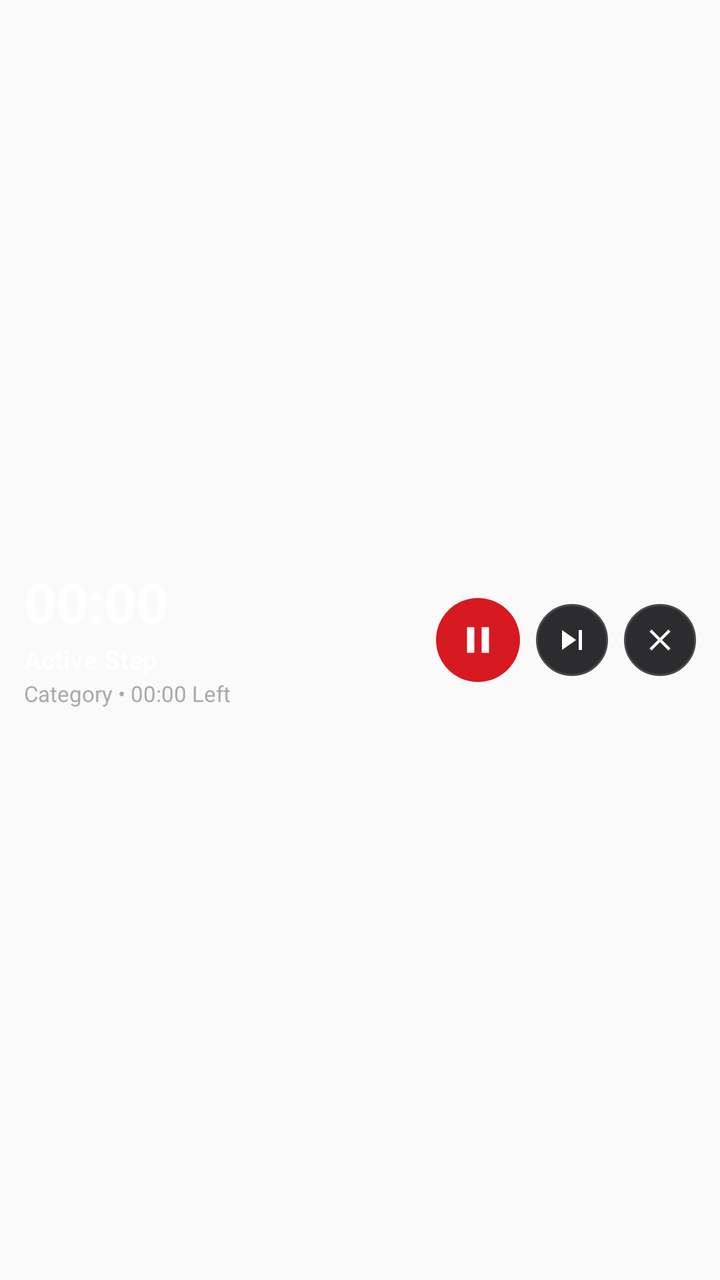
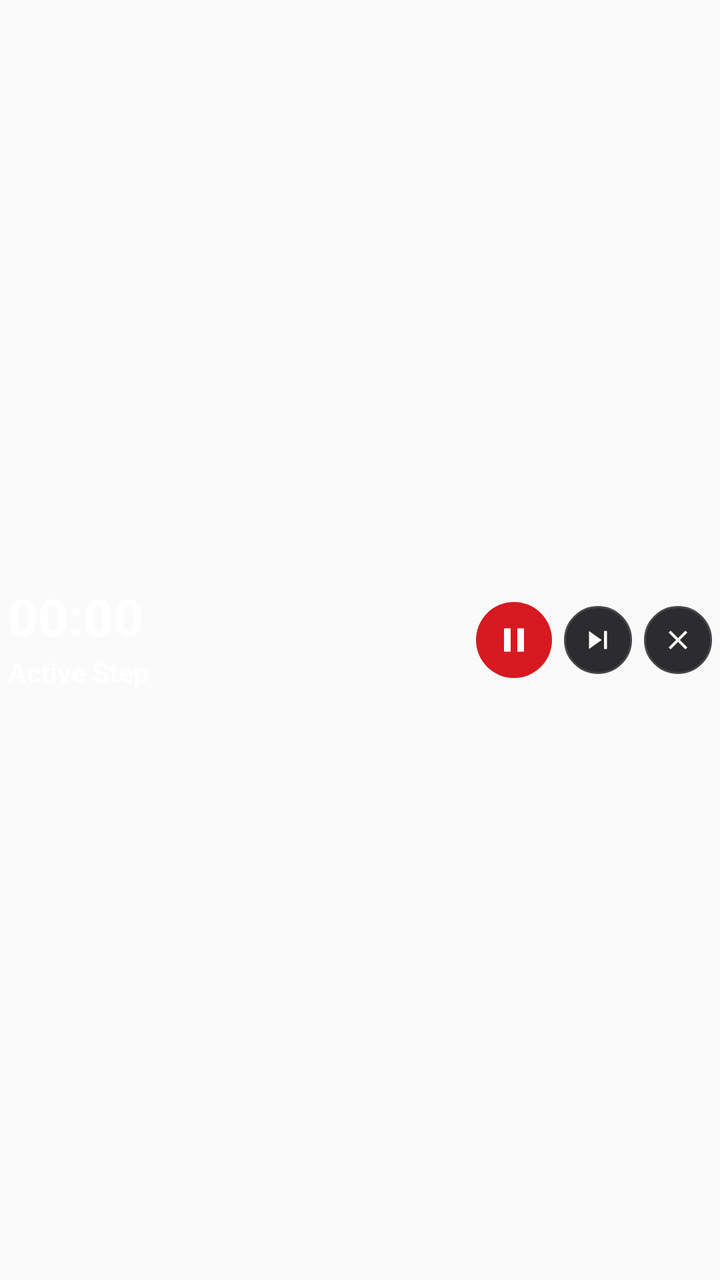

Two renders of the same Android screen: before a commit and after it. Below are the layout's source before the change and the commit's diff.
<!-- AndroidManifest.xml: application theme Theme.RoutineForge -->
<!-- res/layout/notification_timer_layout.xml -->
<?xml version="1.0" encoding="utf-8"?>
<RelativeLayout xmlns:android="http://schemas.android.com/apk/res/android"
    android:id="@+id/notif_root_layout"
    android:layout_width="match_parent"
    android:layout_height="wrap_content"
    android:paddingStart="12dp"
    android:paddingEnd="12dp"
    android:paddingTop="8dp"
    android:paddingBottom="8dp">

    
    <LinearLayout
        android:id="@+id/notif_controls"
        android:layout_width="wrap_content"
        android:layout_height="wrap_content"
        android:layout_alignParentEnd="true"
        android:layout_centerVertical="true"
        android:layout_marginStart="8dp"
        android:orientation="horizontal"
        android:gravity="center_vertical">

        
        <ImageView
            android:id="@+id/notif_btn_play_pause"
            android:layout_width="42dp"
            android:layout_height="42dp"
            android:background="@drawable/bg_notif_circle_red"
            android:src="@drawable/ic_notif_pause"
            android:scaleType="centerInside"
            android:padding="10dp"
            android:clickable="true"
            android:focusable="true"
            android:contentDescription="Play/Pause" />

        
        <ImageView
            android:id="@+id/notif_btn_next"
            android:layout_width="36dp"
            android:layout_height="36dp"
            android:layout_marginStart="8dp"
            android:background="@drawable/bg_notif_circle_dark"
            android:src="@drawable/ic_notif_next"
            android:scaleType="centerInside"
            android:padding="8dp"
            android:clickable="true"
            android:focusable="true"
            android:contentDescription="Next Step" />

        
        <ImageView
            android:id="@+id/notif_btn_stop"
            android:layout_width="36dp"
            android:layout_height="36dp"
            android:layout_marginStart="8dp"
            android:background="@drawable/bg_notif_circle_dark"
            android:src="@drawable/ic_notif_close"
            android:scaleType="centerInside"
            android:padding="9dp"
            android:clickable="true"
            android:focusable="true"
            android:contentDescription="Stop Routine" />
    </LinearLayout>

    
    <LinearLayout
        android:id="@+id/notif_info_container"
        android:layout_width="match_parent"
        android:layout_height="wrap_content"
        android:layout_alignParentStart="true"
        android:layout_toStartOf="@id/notif_controls"
        android:layout_centerVertical="true"
        android:orientation="vertical">

        
        <TextView
            android:id="@+id/notif_timer_text"
            android:layout_width="match_parent"
            android:layout_height="wrap_content"
            android:text="00:00"
            android:textSize="28sp"
            android:textStyle="bold"
            android:textColor="#FFFFFFFF"
            android:fontFamily="sans-serif-medium"
            android:singleLine="true"
            android:includeFontPadding="false" />

        
        <TextView
            android:id="@+id/notif_subtask_title"
            android:layout_width="match_parent"
            android:layout_height="wrap_content"
            android:text="Active Step"
            android:textSize="13sp"
            android:textStyle="bold"
            android:textColor="#FFFFFFFF"
            android:singleLine="true"
            android:ellipsize="end"
            android:layout_marginTop="2dp" />

        
        <TextView
            android:id="@+id/notif_category_info"
            android:layout_width="match_parent"
            android:layout_height="wrap_content"
            android:text="Category • 00:00 Left"
            android:textSize="11sp"
            android:textColor="#FFAAAAAA"
            android:singleLine="true"
            android:ellipsize="end"
            android:layout_marginTop="1dp" />
    </LinearLayout>

</RelativeLayout>
<!-- resources referenced by this layout -->
<resources>
  <!-- drawable bg_notif_circle_dark (drawable) -->
  <?xml version="1.0" encoding="utf-8"?>
  <shape xmlns:android="http://schemas.android.com/apk/res/android"
      android:shape="oval">
      <solid android:color="#2C2C2E" />
      <stroke
          android:width="1dp"
          android:color="#48484A" />
  </shape>
  <!-- drawable bg_notif_circle_red (drawable) -->
  <?xml version="1.0" encoding="utf-8"?>
  <shape xmlns:android="http://schemas.android.com/apk/res/android"
      android:shape="oval">
      <solid android:color="#D71921" />
  </shape>
  <!-- drawable ic_notif_close (drawable) -->
  <vector xmlns:android="http://schemas.android.com/apk/res/android"
      android:width="24dp"
      android:height="24dp"
      android:viewportWidth="24"
      android:viewportHeight="24">
      <path
          android:fillColor="#FFFFFFFF"
          android:pathData="M19,6.41L17.59,5 12,10.59 6.41,5 5,6.41 10.59,12 5,17.59 6.41,19 12,13.41 17.59,19 19,17.59 13.41,12z" />
  </vector>
  <!-- drawable ic_notif_next (drawable) -->
  <vector xmlns:android="http://schemas.android.com/apk/res/android"
      android:width="24dp"
      android:height="24dp"
      android:viewportWidth="24"
      android:viewportHeight="24">
      <path
          android:fillColor="#FFFFFFFF"
          android:pathData="M6,18l8.5,-6L6,6v12zM16,6v12h2V6h-2z" />
  </vector>
  <!-- drawable ic_notif_pause (drawable) -->
  <vector xmlns:android="http://schemas.android.com/apk/res/android"
      android:width="24dp"
      android:height="24dp"
      android:viewportWidth="24"
      android:viewportHeight="24">
      <path
          android:fillColor="#FFFFFFFF"
          android:pathData="M6,19h4V5H6v14zm8,-14v14h4V5h-4z" />
  </vector>
  <style name="Theme.RoutineForge" parent="android:Theme.Material.Light.NoActionBar" />
</resources>

<!-- the commit's change to res/layout/notification_timer_layout.xml (unified diff, before → after) -->
@@ -3,10 +3,10 @@
     android:id="@+id/notif_root_layout"
     android:layout_width="match_parent"
     android:layout_height="wrap_content"
-    android:paddingStart="12dp"
-    android:paddingEnd="12dp"
-    android:paddingTop="8dp"
-    android:paddingBottom="8dp">
+    android:paddingStart="4dp"
+    android:paddingEnd="4dp"
+    android:paddingTop="6dp"
+    android:paddingBottom="6dp">
 
     
     <LinearLayout
@@ -15,19 +15,19 @@
         android:layout_height="wrap_content"
         android:layout_alignParentEnd="true"
         android:layout_centerVertical="true"
-        android:layout_marginStart="8dp"
+        android:layout_marginStart="6dp"
         android:orientation="horizontal"
         android:gravity="center_vertical">
 
         
         <ImageView
             android:id="@+id/notif_btn_play_pause"
-            android:layout_width="42dp"
-            android:layout_height="42dp"
+            android:layout_width="38dp"
+            android:layout_height="38dp"
             android:background="@drawable/bg_notif_circle_red"
             android:src="@drawable/ic_notif_pause"
             android:scaleType="centerInside"
-            android:padding="10dp"
+            android:padding="9dp"
             android:clickable="true"
             android:focusable="true"
             android:contentDescription="Play/Pause" />
@@ -35,9 +35,9 @@
         
         <ImageView
             android:id="@+id/notif_btn_next"
-            android:layout_width="36dp"
-            android:layout_height="36dp"
-            android:layout_marginStart="8dp"
+            android:layout_width="34dp"
+            android:layout_height="34dp"
+            android:layout_marginStart="6dp"
             android:background="@drawable/bg_notif_circle_dark"
             android:src="@drawable/ic_notif_next"
             android:scaleType="centerInside"
@@ -49,9 +49,9 @@
         
         <ImageView
             android:id="@+id/notif_btn_stop"
-            android:layout_width="36dp"
-            android:layout_height="36dp"
-            android:layout_marginStart="8dp"
+            android:layout_width="34dp"
+            android:layout_height="34dp"
+            android:layout_marginStart="6dp"
             android:background="@drawable/bg_notif_circle_dark"
             android:src="@drawable/ic_notif_close"
             android:scaleType="centerInside"
@@ -77,11 +77,12 @@
             android:layout_width="match_parent"
             android:layout_height="wrap_content"
             android:text="00:00"
-            android:textSize="28sp"
+            android:textSize="26sp"
             android:textStyle="bold"
             android:textColor="#FFFFFFFF"
             android:fontFamily="sans-serif-medium"
             android:singleLine="true"
+            android:ellipsize="none"
             android:includeFontPadding="false" />
 
         
@@ -90,24 +91,12 @@
             android:layout_width="match_parent"
             android:layout_height="wrap_content"
             android:text="Active Step"
-            android:textSize="13sp"
+            android:textSize="13.5sp"
             android:textStyle="bold"
-            android:textColor="#FFFFFFFF"
+            android:textColor="#EEFFFFFF"
             android:singleLine="true"
             android:ellipsize="end"
             android:layout_marginTop="2dp" />
-
-        
-        <TextView
-            android:id="@+id/notif_category_info"
-            android:layout_width="match_parent"
-            android:layout_height="wrap_content"
-            android:text="Category • 00:00 Left"
-            android:textSize="11sp"
-            android:textColor="#FFAAAAAA"
-            android:singleLine="true"
-            android:ellipsize="end"
-            android:layout_marginTop="1dp" />
     </LinearLayout>
 
 </RelativeLayout>
